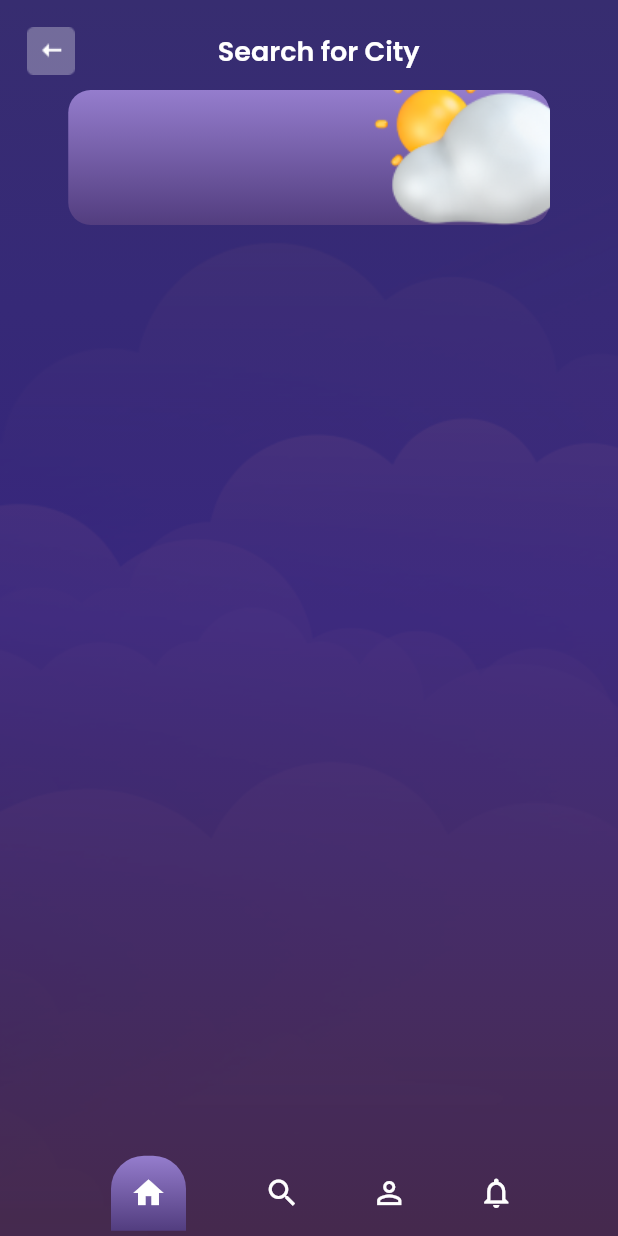
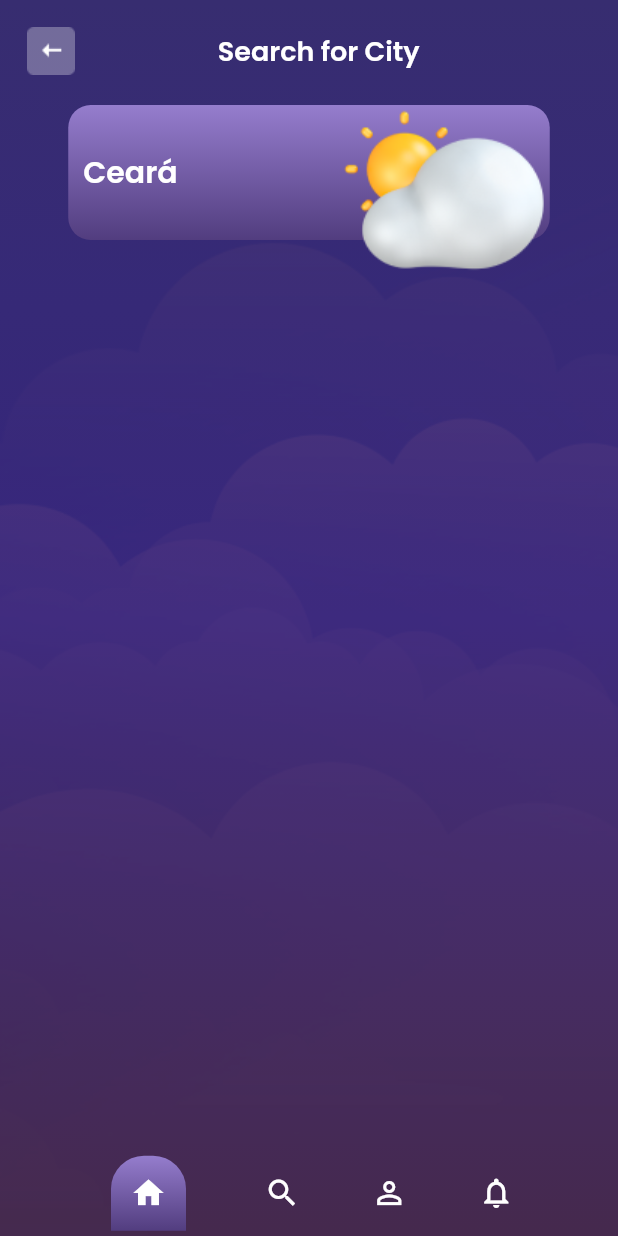
Before and after one commit to julianasalafia/weather_app_challenge, a Flutter app: the screen it shows after launch, on a phone screen of 412 x 824 dp. Run offline on Flutter 3.47's test engine with Material 2 defaults, Android fonts, the phone set to English and light mode, and no system bars; our stand-ins replace google_fonts.

Commit message:
feat: updatehome page weather widget

```diff
--- a/lib/app/pages/home_page.dart
+++ b/lib/app/pages/home_page.dart
@@ -2,9 +2,8 @@ import 'package:flutter/material.dart';
 import 'package:weather_app_challenge/app/themes/dark/dark_theme.dart';
 import 'package:weather_app_challenge/app/utils/constants.dart';
 import 'package:weather_app_challenge/app/widgets/app_bar_widget.dart';
-
-import '../utils/app_colors.dart';
 import '../widgets/custom_bottom_bar.dart';
+import '../widgets/home_page_weather_widget.dart';
 
 class HomePage extends StatelessWidget {
   const HomePage({super.key});
@@ -27,41 +26,19 @@ class HomePage extends StatelessWidget {
           ),
           leftIcon: backIconButton,
         ),
-        body: SizedBox(
+        body: const SizedBox(
           width: double.infinity,
           child: Column(
             mainAxisAlignment: MainAxisAlignment.spaceBetween,
             children: [
+              SizedBox(height: 10),
               Expanded(
-                child: Stack(
-                  children: <Widget>[
-                    Container(
-                      height: 90,
-                      width: 321,
-                      decoration: BoxDecoration(
-                        borderRadius: BorderRadius.circular(15),
-                        gradient: const LinearGradient(
-                          begin: Alignment.topCenter,
-                          end: Alignment.bottomCenter,
-                          colors: [
-                            AppColors.lightPurple,
-                            AppColors.lightMidPurple,
-                          ],
-                        ),
-                      ),
-                    ),
-                    Positioned(
-                      left: 200,
-                      top: -20,
-                      child: Image.asset(
-                        'assets/images/cloudy_weather.png',
-                        fit: BoxFit.contain,
-                      ),
-                    ),
-                  ],
+                child: HomePageWeatherWidget(
+                  image: 'assets/images/cloudy_weather.png',
+                  state: 'Ceará',
                 ),
               ),
-              const CustomBottomBar(),
+              CustomBottomBar(),
             ],
           ),
         ),
--- /dev/null
+++ b/lib/app/widgets/home_page_weather_widget.dart
@@ -0,0 +1,59 @@
+import 'package:flutter/material.dart';
+
+import '../utils/app_colors.dart';
+
+class HomePageWeatherWidget extends StatelessWidget {
+  final String image;
+  final String state;
+
+  const HomePageWeatherWidget({
+    super.key,
+    required this.image,
+    required this.state,
+  });
+
+  @override
+  Widget build(BuildContext context) {
+    final theme = Theme.of(context);
+    return Stack(
+      children: <Widget>[
+        Container(
+          height: 90,
+          width: 321,
+          decoration: BoxDecoration(
+            borderRadius: BorderRadius.circular(15),
+            gradient: const LinearGradient(
+              begin: Alignment.topCenter,
+              end: Alignment.bottomCenter,
+              colors: [
+                AppColors.lightPurple,
+                AppColors.lightMidPurple,
+              ],
+            ),
+          ),
+          child: Row(
+            mainAxisAlignment: MainAxisAlignment.start,
+            crossAxisAlignment: CrossAxisAlignment.center,
+            children: [
+              const SizedBox(width: 10),
+              Text(
+                state,
+                style: theme.appBarTheme.titleTextStyle?.copyWith(
+                  fontSize: 20,
+                ),
+              ),
+            ],
+          ),
+        ),
+        Positioned(
+          left: 180,
+          top: 0,
+          child: Image.asset(
+            image,
+            fit: BoxFit.contain,
+          ),
+        ),
+      ],
+    );
+  }
+}
```
